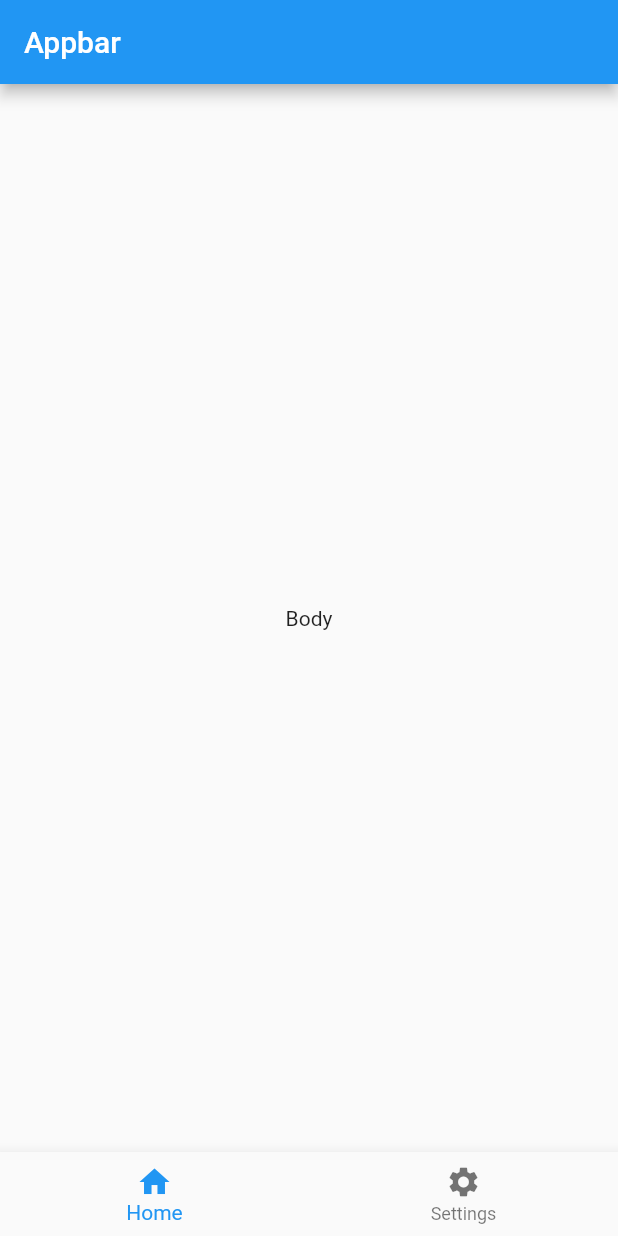
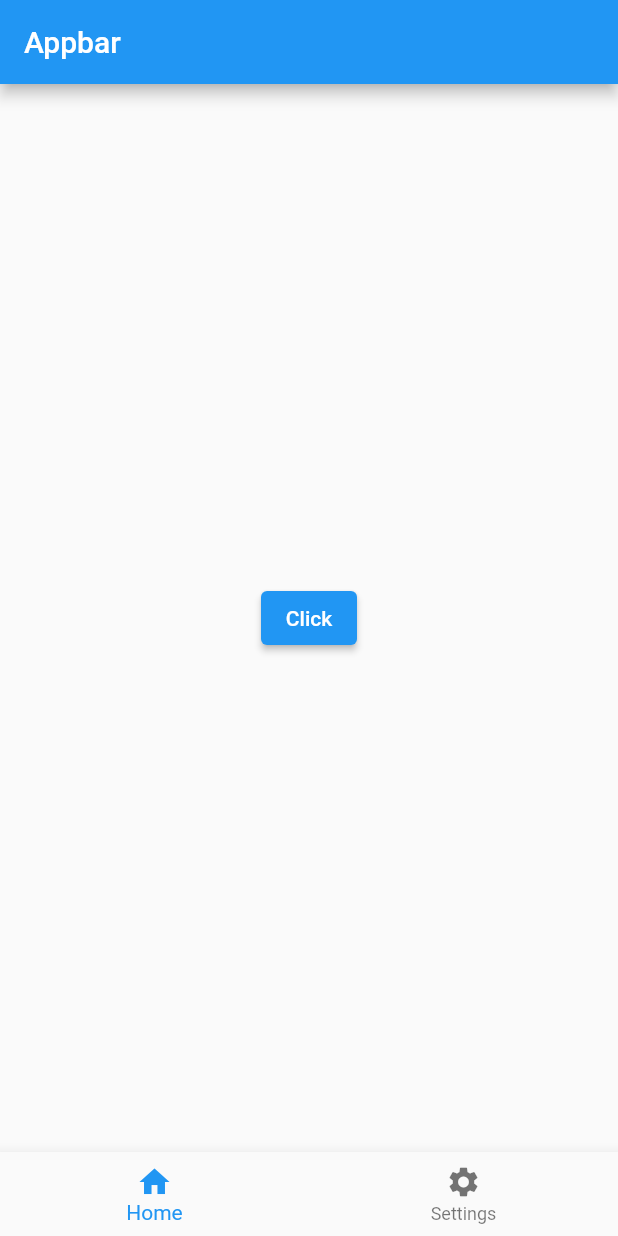
Before and after one commit to Ma6upa/flutter-app, a Flutter app: the screen it shows after launch, on a phone screen of 412 x 824 dp. Run offline on Flutter 3.47's test engine with Material 2 defaults, Android fonts, the phone set to English and light mode, and no system bars.

Commit message:
Add button

```diff
--- a/lib/main.dart
+++ b/lib/main.dart
@@ -15,7 +15,12 @@ class MyApp extends StatelessWidget {
         appBar: AppBar(
           title: const Text('Appbar'),
         ),
-        body: const Center (child: Text('Body')),
+        body: Center (child:
+          ElevatedButton(
+            onPressed: () {},
+            child: const Text('Click'),
+          )
+        ),
         bottomNavigationBar: BottomNavigationBar(items: const [
           BottomNavigationBarItem(
             label: 'Home',
```
